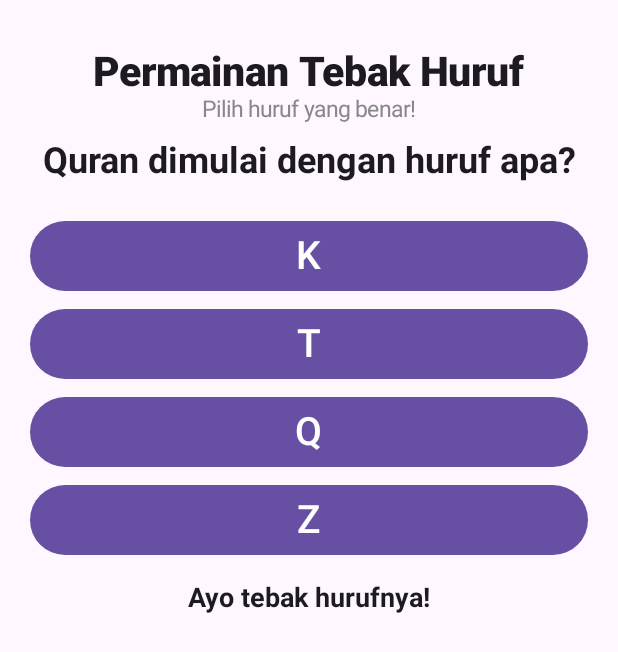
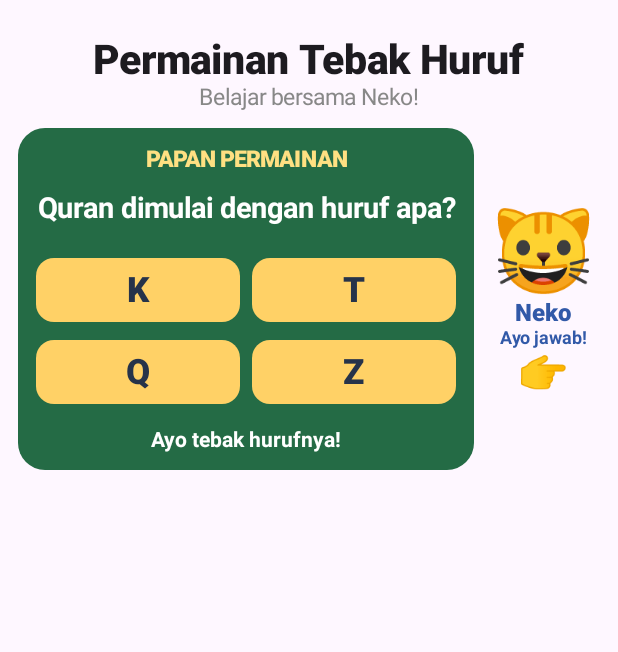
Before and after one commit to MChat-Android/M-Anak-Pintar, an Android app built with Jetpack Compose: the composable GameScreen shown on its own in the app's theme, on a phone screen of 412 x 824 dp. Shown: the top 652 px of the screen. Run offline under Robolectric (Android 15) with nearby library versions, the phone set to English and light mode, and no system bars.

Commit message:
Update MainActivity.kt

```diff
--- a/app/src/main/java/com/m/anakpintar/MainActivity.kt
+++ b/app/src/main/java/com/m/anakpintar/MainActivity.kt
@@ -610,15 +610,54 @@ private fun GameScreen(onSpeak: (String) -> Unit, onCorrect: () -> Unit) {
     val choices = remember(question) {
         (letters.filter { it.letter != question.letter }.shuffled().take(3) + question).shuffled()
     }
+
     Column(
-        Modifier.fillMaxSize().verticalScroll(rememberScrollState()).padding(20.dp),
+        Modifier.fillMaxSize()
+            .verticalScroll(rememberScrollState())
+            .padding(12.dp),
         horizontalAlignment = Alignment.CenterHorizontally
     ) {
-        PageHeading("Permainan Tebak Huruf", "Pilih huruf yang benar!")
-        Text("${question.word} dimulai dengan huruf apa?",
-            fontSize = 24.sp, textAlign = TextAlign.Center, fontWeight = FontWeight.Bold)
-        Spacer(Modifier.height(20.dp))
-        choices.forEach { choice ->
+        PageHeading("Permainan Tebak Huruf", "Belajar bersama Neko!")
+
+        Row(
+            Modifier.fillMaxWidth(),
+            horizontalArrangement = Arrangement.spacedBy(8.dp),
+            verticalAlignment = Alignment.CenterVertically
+        ) {
+            Card(
+                modifier = Modifier.weight(1f),
+                shape = RoundedCornerShape(18.dp),
+                colors = CardDefaults.cardColors(
+                    containerColor = Color(0xFF246B45)
+                )
+            ) {
+                Column(
+                    Modifier.fillMaxWidth().padding(12.dp),
+                    horizontalAlignment = Alignment.CenterHorizontally
+                ) {
+                    Text(
+                        "PAPAN PERMAINAN",
+                        color = Color(0xFFFFE082),
+                        fontSize = 15.sp,
+                        fontWeight = FontWeight.ExtraBold
+                    )
+                    Spacer(Modifier.height(12.dp))
+                    Text(
+                        "${question.word} dimulai dengan huruf apa?",
+                        color = Color.White,
+                        fontSize = 19.sp,
+                        fontWeight = FontWeight.Bold,
+                        textAlign = TextAlign.Center,
+                        lineHeight = 25.sp
+                    )
+                    Spacer(Modifier.height(14.dp))
+
+                    choices.chunked(2).forEach { rowChoices ->
+                        Row(
+                            Modifier.fillMaxWidth(),
+                            horizontalArrangement = Arrangement.spacedBy(8.dp)
+                        ) {
+                            rowChoices.forEach { choice ->
                                 Button(
                                     onClick = {
                                         if (choice.letter == question.letter) {
@@ -631,11 +670,56 @@ private fun GameScreen(onSpeak: (String) -> Unit, onCorrect: () -> Unit) {
                                             onSpeak("Coba lagi")
                                         }
                                     },
-                Modifier.fillMaxWidth().padding(vertical = 5.dp)
-            ) { Text(choice.letter, fontSize = 26.sp) }
+                                    modifier = Modifier.weight(1f).padding(vertical = 3.dp),
+                                    shape = RoundedCornerShape(12.dp),
+                                    colors = ButtonDefaults.buttonColors(
+                                        containerColor = Color(0xFFFFD166),
+                                        contentColor = Color(0xFF26334A)
+                                    )
+                                ) {
+                                    Text(
+                                        choice.letter,
+                                        fontSize = 23.sp,
+                                        fontWeight = FontWeight.ExtraBold
+                                    )
                                 }
-        Spacer(Modifier.height(12.dp))
-        Text(message, fontSize = 18.sp, fontWeight = FontWeight.Bold)
+                            }
+                        }
+                    }
+
+                    Spacer(Modifier.height(10.dp))
+                    Text(
+                        message,
+                        color = Color.White,
+                        fontSize = 14.sp,
+                        fontWeight = FontWeight.Bold,
+                        textAlign = TextAlign.Center
+                    )
+                }
+            }
+
+            Column(
+                modifier = Modifier.width(76.dp),
+                horizontalAlignment = Alignment.CenterHorizontally,
+                verticalArrangement = Arrangement.Center
+            ) {
+                Text("🐱", fontSize = 55.sp)
+                Text(
+                    "Neko",
+                    fontSize = 16.sp,
+                    fontWeight = FontWeight.ExtraBold,
+                    color = Color(0xFF3159A8)
+                )
+                Text(
+                    "Ayo jawab!",
+                    fontSize = 12.sp,
+                    fontWeight = FontWeight.Bold,
+                    color = Color(0xFF3159A8),
+                    textAlign = TextAlign.Center
+                )
+                Text("👉", fontSize = 27.sp)
+            }
+        }
     }
 }
 
```
Lines whose indentation alone changed are shown as unchanged.
